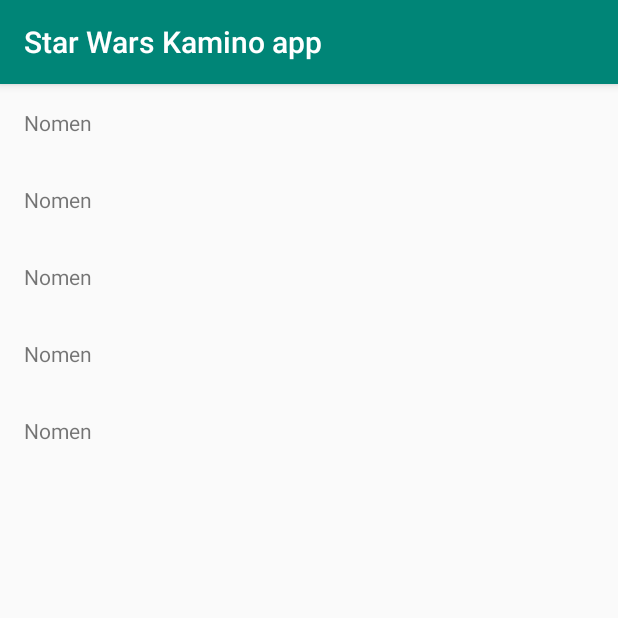
After one commit to bmilovanovic/star-wars-kamino-app-boro, an Android app: the ResidentsActivity screen opened directly, with no data from a screen before it, on a phone screen of 412 x 824 dp, the top half of it. The commit adds this screen. Run offline under Robolectric (Android 15) with nearby library versions, the phone set to English and light mode, and no system bars.

Commit message:
Introduced ResidentsActivity There's a new activity showing a list of residents on the selected planet. It is started from the HomeActivity.

```diff
--- a/app/build.gradle
+++ b/app/build.gradle
@@ -29,6 +29,7 @@ dependencies {
     implementation androidx.appCompat
     implementation androidx.ktx
     implementation androidx.constraintLayout
+    implementation androidx.recyclerView
     implementation jetpack.lifecycleViewModel
     implementation jetpack.lifecycleExtensions
 
--- a/app/src/main/AndroidManifest.xml
+++ b/app/src/main/AndroidManifest.xml
@@ -16,6 +16,7 @@
                 <category android:name="android.intent.category.LAUNCHER" />
             </intent-filter>
         </activity>
+        <activity android:name=".residents.ResidentsActivity" />
     </application>
 
 </manifest>
--- a/app/src/main/java/kamino/star/wars/HomeActivity.kt
+++ b/app/src/main/java/kamino/star/wars/HomeActivity.kt
@@ -2,12 +2,13 @@ package kamino.star.wars
 
 import android.os.Bundle
 import androidx.appcompat.app.AppCompatActivity
+import kamino.star.wars.home.HomeFragment
 
 class HomeActivity : AppCompatActivity() {
 
     override fun onCreate(savedInstanceState: Bundle?) {
         super.onCreate(savedInstanceState)
-        setContentView(R.layout.activity_home)
+        setContentView(R.layout.activity_holding_fragment)
         setupFragment()
     }
 
--- a/app/src/main/java/kamino/star/wars/HomeFragment.kt
+++ b/app/src/main/java/kamino/star/wars/home/HomeFragment.kt
@@ -1,20 +1,22 @@
-package kamino.star.wars
+package kamino.star.wars.home
 
 import android.graphics.Color
 import android.os.Bundle
 import android.view.LayoutInflater
 import android.view.View
 import android.view.ViewGroup
+import android.widget.Button
 import android.widget.ImageView
 import androidx.fragment.app.Fragment
 import androidx.lifecycle.Observer
 import androidx.lifecycle.ViewModelProviders
-import kamino.star.wars.model.Planet
+import kamino.star.wars.R
 
 class HomeFragment : Fragment() {
 
     private lateinit var viewModel: HomeViewModel
     private lateinit var planetImageView: ImageView
+    private lateinit var residentsButton: Button
 
     override fun onCreate(savedInstanceState: Bundle?) {
         super.onCreate(savedInstanceState)
@@ -31,6 +33,10 @@ class HomeFragment : Fragment() {
 
     override fun onViewCreated(root: View, savedInstanceState: Bundle?) {
         planetImageView = root.findViewById(R.id.planetImageView)
+        residentsButton = root.findViewById(R.id.residentsButton)
+        residentsButton.setOnClickListener {
+            viewModel.onResidentsClick(residentsButton.context)
+        }
 
         viewModel.getLiveData().observe(this, Observer<Planet> {
             it?.let {
--- a/app/src/main/java/kamino/star/wars/HomeViewModel.kt
+++ b/app/src/main/java/kamino/star/wars/home/HomeViewModel.kt
@@ -1,9 +1,10 @@
-package kamino.star.wars
+package kamino.star.wars.home
 
+import android.content.Context
 import androidx.lifecycle.LiveData
 import androidx.lifecycle.MutableLiveData
 import androidx.lifecycle.ViewModel
-import kamino.star.wars.model.Planet
+import kamino.star.wars.residents.ResidentsActivity
 
 class HomeViewModel : ViewModel() {
 
@@ -12,4 +13,8 @@ class HomeViewModel : ViewModel() {
         liveData.value = Planet()
         return liveData
     }
+
+    fun onResidentsClick(context: Context) {
+        ResidentsActivity.startActivity(context)
+    }
 }
--- a/app/src/main/java/kamino/star/wars/model/Planet.kt
+++ b/app/src/main/java/kamino/star/wars/home/Planet.kt
@@ -1,4 +1,4 @@
-package kamino.star.wars.model
+package kamino.star.wars.home
 
 class Planet {
     val name = "Camino planet"
--- /dev/null
+++ b/app/src/main/java/kamino/star/wars/residents/Resident.kt
@@ -0,0 +1,5 @@
+package kamino.star.wars.residents
+
+class Resident {
+    var name: String = "Nomen"
+}
--- /dev/null
+++ b/app/src/main/java/kamino/star/wars/residents/ResidentsActivity.kt
@@ -0,0 +1,29 @@
+package kamino.star.wars.residents
+
+import android.content.Context
+import android.content.Intent
+import android.os.Bundle
+import androidx.appcompat.app.AppCompatActivity
+import kamino.star.wars.R
+
+class ResidentsActivity : AppCompatActivity() {
+
+    override fun onCreate(savedInstanceState: Bundle?) {
+        super.onCreate(savedInstanceState)
+        setContentView(R.layout.activity_holding_fragment)
+        setupFragment()
+    }
+
+    private fun setupFragment() {
+        val transaction = supportFragmentManager.beginTransaction()
+        transaction.add(R.id.fragmentHolder, ResidentsFragment.newInstance(), ResidentsFragment.tag)
+        transaction.commit()
+    }
+
+    companion object {
+        fun startActivity(context: Context) {
+            val intent = Intent(context, ResidentsActivity::class.java)
+            context.startActivity(intent)
+        }
+    }
+}
--- /dev/null
+++ b/app/src/main/java/kamino/star/wars/residents/ResidentsAdapter.kt
@@ -0,0 +1,42 @@
+package kamino.star.wars.residents
+
+import android.view.LayoutInflater
+import android.view.View
+import android.view.ViewGroup
+import android.widget.TextView
+import androidx.recyclerview.widget.RecyclerView
+import kamino.star.wars.R
+
+class ResidentsAdapter : RecyclerView.Adapter<ResidentsAdapter.ResidentViewHolder>() {
+
+    private var residents = emptyList<Resident>()
+
+    fun updateItems(newItems: List<Resident>) {
+        residents = newItems
+        notifyDataSetChanged()
+    }
+
+    override fun getItemCount(): Int {
+        return residents.size
+    }
+
+    override fun onCreateViewHolder(parent: ViewGroup, viewType: Int): ResidentViewHolder {
+        val view = LayoutInflater.from(parent.context)
+            .inflate(R.layout.resident_view_holder, parent, false)
+        return ResidentViewHolder(view)
+    }
+
+    override fun onBindViewHolder(holder: ResidentViewHolder, position: Int) {
+        holder.bind(residents[position])
+    }
+
+    class ResidentViewHolder(view: View) : RecyclerView.ViewHolder(view) {
+
+        private val residentNameTextView: TextView =
+            itemView.findViewById(R.id.residentNameTextView)
+
+        fun bind(data: Resident) {
+            residentNameTextView.text = data.name
+        }
+    }
+}
--- /dev/null
+++ b/app/src/main/java/kamino/star/wars/residents/ResidentsFragment.kt
@@ -0,0 +1,54 @@
+package kamino.star.wars.residents
+
+import android.os.Bundle
+import android.view.LayoutInflater
+import android.view.View
+import android.view.ViewGroup
+import androidx.fragment.app.Fragment
+import androidx.lifecycle.Observer
+import androidx.lifecycle.ViewModelProviders
+import androidx.recyclerview.widget.RecyclerView
+import kamino.star.wars.R
+
+class ResidentsFragment : Fragment() {
+
+    private lateinit var viewModel: ResidentsViewModel
+    private lateinit var residentsList: RecyclerView
+    private val residentsAdapter = ResidentsAdapter()
+
+    override fun onCreate(savedInstanceState: Bundle?) {
+        super.onCreate(savedInstanceState)
+        viewModel = ViewModelProviders.of(this).get(ResidentsViewModel::class.java)
+    }
+
+    override fun onCreateView(
+        inflater: LayoutInflater,
+        container: ViewGroup?,
+        savedInstanceState: Bundle?
+    ): View? {
+        return inflater.inflate(R.layout.fragment_residents, container, false)
+    }
+
+    override fun onViewCreated(root: View, savedInstanceState: Bundle?) {
+        residentsList = root.findViewById(R.id.residentsList)
+        residentsList.adapter = residentsAdapter
+
+        viewModel.getLiveData().observe(this, Observer<List<Resident>> {
+            it?.let {
+                this.updateUi(it)
+            }
+        })
+    }
+
+    private fun updateUi(residents: List<Resident>) {
+        residentsAdapter.updateItems(residents)
+    }
+
+    companion object {
+        const val tag = "ResidentsFragment"
+
+        fun newInstance(): ResidentsFragment {
+            return ResidentsFragment()
+        }
+    }
+}
--- /dev/null
+++ b/app/src/main/java/kamino/star/wars/residents/ResidentsViewModel.kt
@@ -0,0 +1,22 @@
+package kamino.star.wars.residents
+
+import androidx.lifecycle.LiveData
+import androidx.lifecycle.MutableLiveData
+import androidx.lifecycle.ViewModel
+
+class ResidentsViewModel : ViewModel() {
+
+    fun getLiveData(): LiveData<List<Resident>> {
+        val liveData = MutableLiveData<List<Resident>>()
+        val residentsList = mutableListOf<Resident>()
+        residentsList.add(Resident())
+        residentsList.add(Resident())
+        residentsList.add(Resident())
+        residentsList.add(Resident())
+        residentsList.add(Resident())
+        liveData.value = residentsList
+
+        return liveData
+    }
+
+}
--- /dev/null
+++ b/app/src/main/res/layout/fragment_residents.xml
@@ -0,0 +1,8 @@
+<?xml version="1.0" encoding="utf-8"?>
+<androidx.recyclerview.widget.RecyclerView xmlns:android="http://schemas.android.com/apk/res/android"
+    xmlns:app="http://schemas.android.com/apk/res-auto"
+    android:id="@+id/residentsList"
+    android:layout_width="match_parent"
+    android:layout_height="match_parent"
+    android:orientation="vertical"
+    app:layoutManager="androidx.recyclerview.widget.LinearLayoutManager" />
--- /dev/null
+++ b/app/src/main/res/layout/resident_view_holder.xml
@@ -0,0 +1,13 @@
+<?xml version="1.0" encoding="utf-8"?>
+<LinearLayout xmlns:android="http://schemas.android.com/apk/res/android"
+    android:layout_width="match_parent"
+    android:layout_height="wrap_content"
+    android:orientation="horizontal"
+    android:padding="@dimen/resident_view_holder_padding">
+
+    <TextView
+        android:id="@+id/residentNameTextView"
+        android:layout_width="wrap_content"
+        android:layout_height="wrap_content" />
+
+</LinearLayout>
--- a/app/src/main/res/values/dimens.xml
+++ b/app/src/main/res/values/dimens.xml
@@ -2,4 +2,5 @@
 <resources>
     <dimen name="home_planet_image_size">100dp</dimen>
     <dimen name="home_residents_button_margin">36dp</dimen>
+    <dimen name="resident_view_holder_padding">16dp</dimen>
 </resources>
--- a/dependencies.gradle
+++ b/dependencies.gradle
@@ -12,6 +12,7 @@ ext {
             jUnit             : '4.12',
             testRunner        : '1.2.0',
             constraintLayout  : '1.1.3',
+            recyclerView      : '1.0.0',
     ]
 
     language = [
@@ -23,6 +24,7 @@ ext {
             appCompat       : "androidx.appcompat:appcompat:$versions.androidXcore",
             ktx             : "androidx.core:core-ktx:$versions.androidXcore",
             constraintLayout: "androidx.constraintlayout:constraintlayout:$versions.constraintLayout",
+            recyclerView    : "androidx.recyclerview:recyclerview:$versions.recyclerView"
     ]
 
     // Dependencies from Android Jetpack
```
Also changed, not shown: app/src/main/res/layout/activity_holding_fragment.xml (renamed from app/src/main/res/layout/activity_home.xml).
